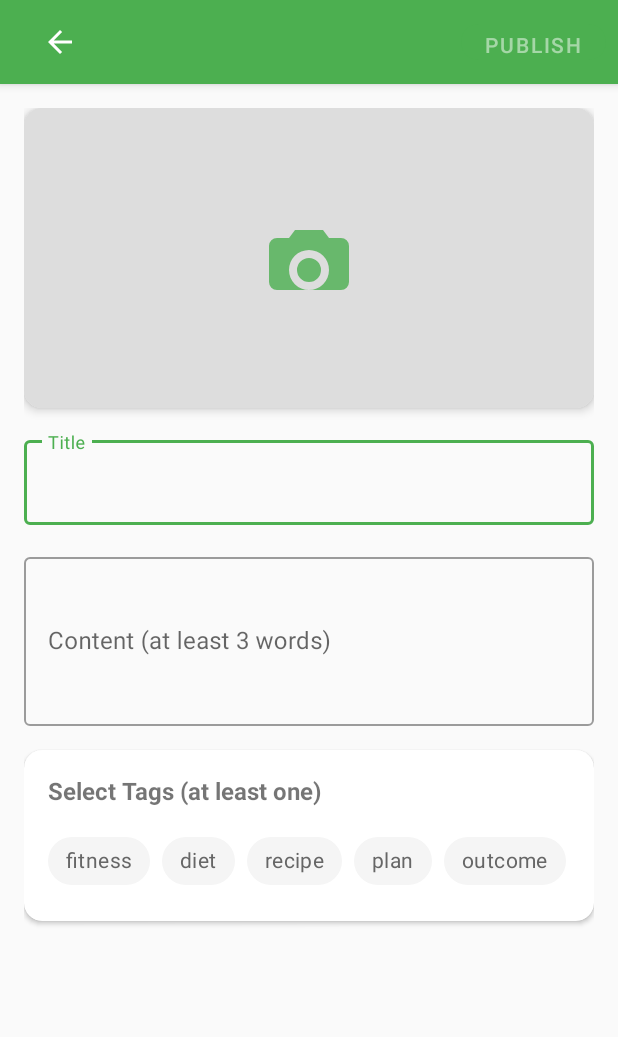
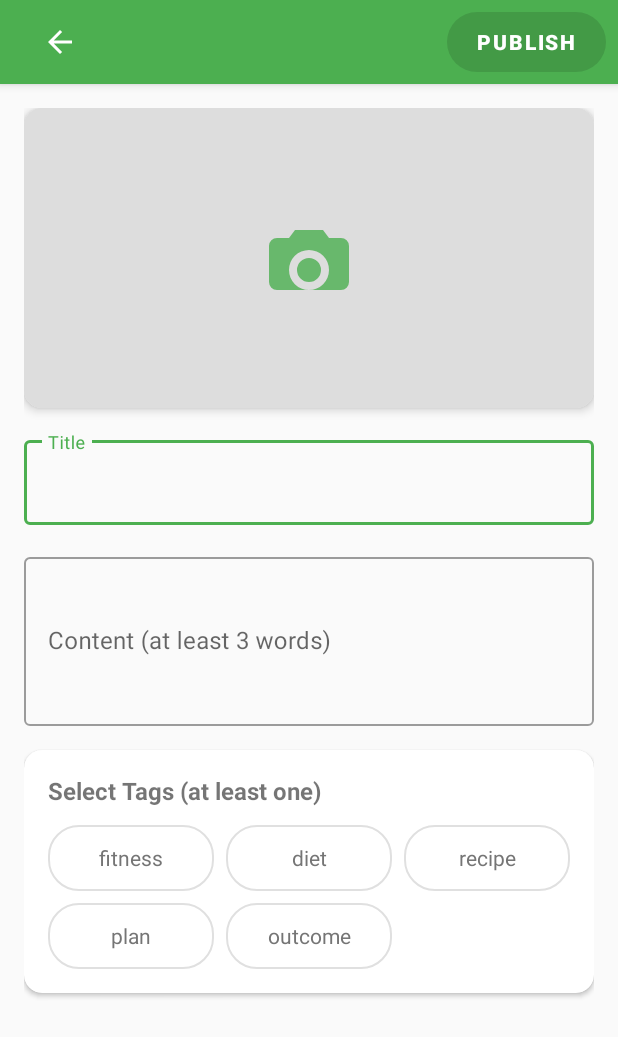
Before and after one commit to ghterlll/myRepo, an Android app: the fragment CreateFragment shown on its own in the app's theme, on a phone screen of 412 x 824 dp. Shown: the top 1037 px of the screen. Run offline under Robolectric (Android 15) with nearby library versions, the phone set to English and light mode, and no system bars; pictures from the network do not load; 1 statement that could not run was skipped.

Commit message:
Enhance create post page: modern tag UI, smart image handling, gradient publish button
Major UX improvements to the create post page following modern design patterns.

**1. Tag Selection (2-row layout: 3+2)**:
- Replaced ChipGroup with custom TextView-based tags
- First row: fitness, diet, recipe (3 tags)
- Second row: plan, outcome (2 tags)
- Modern selector design:
  - Selected: Green fill (#4CAF50) + white text
  - Unselected: White fill + gray border + gray text
  - Pressed: Light green background (#E8F5E9)
- 44dp height for better tap targets
- 20dp corner radius for modern look

**2. Title Input Enhancement**:
- Changed inputType from textMultiLine to textCapSentences
- Prevents manual line breaks (Enter key)
- Auto-expands up to 3 lines
- System handles wrapping automatically

**3. Modern Image Handling**:
- Removed 200x200 compression logic
- Now uses Glide's smart loading with centerCrop
- Saves original URI instead of compressed file
- Glide handles caching and memory management
- Better image quality in posts

**4. Publish Button Modernization**:
- Gradient background (enabled): #66BB6A → #4CAF50
- Solid gray background (disabled): #BDBDBD
- Removed alpha-based state (now handled by drawable)
- Bold text + 4dp elevation
- 40dp height (increased from 36dp)
- 20dp padding (increased from 16dp)

**New Files**:
- bg_tag_selector.xml: Tag background selector
- bg_publish_button.xml: Publish button state selector
- bg_publish_button_enabled.xml: Gradient background
- bg_publish_button_disabled.xml: Gray background
- tag_text_selector.xml: Tag text color selector

**Code Changes (CreateFragment.java)**:
- Replaced ChipGroup with 5 TextView fields
- Rewrote setupTags() with custom click listeners
- Simplified updateSelectedTags() to 5 lines
- Removed updateValidationDisplay() alpha manipulation
- Simplified handleSelectedImage() - no compression
- Removed saveCompressedImage() method
- Removed decodeSampledBitmapFromUri() method

**Result**:
- Cleaner, more modern UI
- Better performance (Glide caching)
- Simpler code (less custom image processing)
- Improved accessibility (larger tap targets)

🤖 Generated with [Claude Code](https://claude.com/claude-code)

Co-Authored-By: Claude <noreply@anthropic.com>

```diff
--- a/Aura/app/src/main/java/com/aura/starter/CreateFragment.java
+++ b/Aura/app/src/main/java/com/aura/starter/CreateFragment.java
@@ -56,7 +56,7 @@ public class CreateFragment extends Fragment {
     private CreatePostViewModel createVm;
     private EditText etTitle, etContent;
     private TextInputLayout tilTitle, tilContent;
-    private ChipGroup chipGroup;
+    private TextView tagFitness, tagDiet, tagRecipe, tagPlan, tagOutcome;
     private ImageView imgPreview, iconCamera;
     private Button btnPublish;
     private ImageButton btnDeleteImage, btnBack;
@@ -137,7 +137,14 @@ public class CreateFragment extends Fragment {
         etContent = v.findViewById(R.id.etContent);
         tilTitle = v.findViewById(R.id.tilTitle);
         tilContent = v.findViewById(R.id.tilContent);
-        chipGroup = v.findViewById(R.id.chipGroup);
+
+        // Tag TextViews
+        tagFitness = v.findViewById(R.id.tagFitness);
+        tagDiet = v.findViewById(R.id.tagDiet);
+        tagRecipe = v.findViewById(R.id.tagRecipe);
+        tagPlan = v.findViewById(R.id.tagPlan);
+        tagOutcome = v.findViewById(R.id.tagOutcome);
+
         imgPreview = v.findViewById(R.id.imgPreview);
         iconCamera = v.findViewById(R.id.iconCamera);
         btnPublish = v.findViewById(R.id.btnPublish);
@@ -210,26 +217,29 @@ public class CreateFragment extends Fragment {
     }
 
     private void setupTags() {
-        Log.d(TAG, "setupTags called, predefinedTags: " + predefinedTags);
-        for (String tag : predefinedTags) {
-            Chip chip = new Chip(requireContext());
-            chip.setText(tag);
-            chip.setCheckable(true);
-            chip.setChipBackgroundColorResource(R.color.chip_background_selector);
-            chip.setTextColor(getResources().getColorStateList(R.color.chip_text_selector));
-            chip.setOnCheckedChangeListener((buttonView, isChecked) -> {
-                Log.d(TAG, "Chip " + tag + " checked: " + isChecked + " (user interaction)");
-                if (isChecked) {
-                    createVm.addTag(tag);
-                } else {
-                    createVm.removeTag(tag);
-                }
-                // 状态已通过ViewModel观察者更新，无需手动更新
-                autoSaveDraft();
-            });
-            chipGroup.addView(chip);
-        }
-        Log.d(TAG, "setupTags completed, chipGroup child count: " + chipGroup.getChildCount());
+        Log.d(TAG, "setupTags called");
+
+        View.OnClickListener tagClickListener = v -> {
+            TextView tag = (TextView) v;
+            boolean isSelected = tag.isSelected();
+            tag.setSelected(!isSelected);
+
+            String tagText = tag.getText().toString();
+            if (!isSelected) {
+                createVm.addTag(tagText);
+            } else {
+                createVm.removeTag(tagText);
+            }
+            autoSaveDraft();
+        };
+
+        tagFitness.setOnClickListener(tagClickListener);
+        tagDiet.setOnClickListener(tagClickListener);
+        tagRecipe.setOnClickListener(tagClickListener);
+        tagPlan.setOnClickListener(tagClickListener);
+        tagOutcome.setOnClickListener(tagClickListener);
+
+        Log.d(TAG, "setupTags completed");
     }
 
     private void setupImagePicker() {
@@ -407,34 +417,25 @@ public class CreateFragment extends Fragment {
 
     private void handleSelectedImage(Uri uri) {
         try {
-            // Use safer image processing
-            Bitmap originalBitmap = decodeSampledBitmapFromUri(uri, 800, 800);
-            if (originalBitmap == null) {
-                Toast.makeText(requireContext(), "Cannot read image", Toast.LENGTH_SHORT).show();
-                return;
-            }
+            // Save URI as string path (let Glide handle the loading and caching)
+            selectedImagePath = uri.toString();
 
-            // Compress image to 200x200 square
-            Bitmap compressedBitmap = Bitmap.createScaledBitmap(originalBitmap, 200, 200, true);
-            if (originalBitmap != compressedBitmap) {
-                originalBitmap.recycle(); // Recycle to free memory
-            }
+            // Update ViewModel state
+            createVm.setSelectedImagePath(selectedImagePath);
 
-            // Save to temporary file
-            File tempFile = saveCompressedImage(compressedBitmap);
-            selectedImagePath = tempFile.getAbsolutePath();
-
-            // Update ViewModel state, UI will update automatically via observers
-            createVm.setSelectedImagePath(selectedImagePath);
+            // Load image with Glide (modern approach - no manual compression)
+            glideRequestManager
+                .load(uri)
+                .centerCrop()
+                .into(imgPreview);
 
             // Update image preview state
             updateImagePreviewState();
 
             autoSaveDraft();
-        } catch (OutOfMemoryError e) {
-            Toast.makeText(requireContext(), "Image is too large, please select a smaller one", Toast.LENGTH_SHORT).show();
         } catch (Exception e) {
             Toast.makeText(requireContext(), "Image processing failed", Toast.LENGTH_SHORT).show();
+            Log.e(TAG, "Error handling selected image", e);
         }
     }
 
@@ -523,7 +524,6 @@ public class CreateFragment extends Fragment {
     private void updateValidationDisplay() {
         boolean isValid = isFormValid();
         btnPublish.setEnabled(isValid);
-        btnPublish.setAlpha(isValid ? 1.0f : 0.5f);
     }
 
     private boolean isFormValid() {
@@ -599,29 +599,13 @@ public class CreateFragment extends Fragment {
     }
 
     private void updateSelectedTags() {
-        Log.d(TAG, "updateSelectedTags called, chipGroup child count: " + chipGroup.getChildCount() + ", selectedTags: " + selectedTags);
-        if (chipGroup.getChildCount() == 0) {
-            Log.w(TAG, "chipGroup has no children, cannot update chip states");
-            return;
-        }
+        Log.d(TAG, "updateSelectedTags called, selectedTags: " + selectedTags);
 
-        for (int i = 0; i < chipGroup.getChildCount(); i++) {
-            Chip chip = (Chip) chipGroup.getChildAt(i);
-            if (chip == null) {
-                Log.w(TAG, "Chip at index " + i + " is null");
-                continue;
-            }
-
-            String chipText = chip.getText().toString();
-            boolean shouldBeChecked = selectedTags.contains(chipText);
-            boolean currentlyChecked = chip.isChecked();
-            Log.d(TAG, "Chip " + i + " (" + chipText + ") should be checked: " + shouldBeChecked + ", currently checked: " + currentlyChecked);
-
-            if (shouldBeChecked != currentlyChecked) {
-                Log.d(TAG, "Setting chip " + chipText + " checked state to: " + shouldBeChecked);
-                chip.setChecked(shouldBeChecked);
-            }
-        }
+        tagFitness.setSelected(selectedTags.contains("fitness"));
+        tagDiet.setSelected(selectedTags.contains("diet"));
+        tagRecipe.setSelected(selectedTags.contains("recipe"));
+        tagPlan.setSelected(selectedTags.contains("plan"));
+        tagOutcome.setSelected(selectedTags.contains("outcome"));
     }
 
     private void publishPost(View v) {
--- /dev/null
+++ b/Aura/app/src/main/res/color/tag_text_selector.xml
@@ -0,0 +1,5 @@
+<?xml version="1.0" encoding="utf-8"?>
+<selector xmlns:android="http://schemas.android.com/apk/res/android">
+    <item android:state_selected="true" android:color="#FFFFFF"/>
+    <item android:color="#757575"/>
+</selector>
--- /dev/null
+++ b/Aura/app/src/main/res/drawable/bg_publish_button.xml
@@ -0,0 +1,5 @@
+<?xml version="1.0" encoding="utf-8"?>
+<selector xmlns:android="http://schemas.android.com/apk/res/android">
+    <item android:state_enabled="true" android:drawable="@drawable/bg_publish_button_enabled"/>
+    <item android:state_enabled="false" android:drawable="@drawable/bg_publish_button_disabled"/>
+</selector>
--- /dev/null
+++ b/Aura/app/src/main/res/drawable/bg_publish_button_disabled.xml
@@ -0,0 +1,6 @@
+<?xml version="1.0" encoding="utf-8"?>
+<shape xmlns:android="http://schemas.android.com/apk/res/android"
+    android:shape="rectangle">
+    <solid android:color="#BDBDBD"/>
+    <corners android:radius="20dp"/>
+</shape>
--- /dev/null
+++ b/Aura/app/src/main/res/drawable/bg_publish_button_enabled.xml
@@ -0,0 +1,10 @@
+<?xml version="1.0" encoding="utf-8"?>
+<shape xmlns:android="http://schemas.android.com/apk/res/android"
+    android:shape="rectangle">
+    <gradient
+        android:angle="135"
+        android:startColor="#66BB6A"
+        android:endColor="#4CAF50"
+        android:type="linear"/>
+    <corners android:radius="20dp"/>
+</shape>
--- /dev/null
+++ b/Aura/app/src/main/res/drawable/bg_tag_selector.xml
@@ -0,0 +1,27 @@
+<?xml version="1.0" encoding="utf-8"?>
+<selector xmlns:android="http://schemas.android.com/apk/res/android">
+    <!-- Selected state -->
+    <item android:state_selected="true">
+        <shape android:shape="rectangle">
+            <solid android:color="#4CAF50"/>
+            <corners android:radius="20dp"/>
+        </shape>
+    </item>
+
+    <!-- Pressed state -->
+    <item android:state_pressed="true">
+        <shape android:shape="rectangle">
+            <solid android:color="#E8F5E9"/>
+            <corners android:radius="20dp"/>
+        </shape>
+    </item>
+
+    <!-- Normal state -->
+    <item>
+        <shape android:shape="rectangle">
+            <solid android:color="#FFFFFF"/>
+            <stroke android:width="1.5dp" android:color="#E0E0E0"/>
+            <corners android:radius="20dp"/>
+        </shape>
+    </item>
+</selector>
--- a/Aura/app/src/main/res/layout/fragment_create.xml
+++ b/Aura/app/src/main/res/layout/fragment_create.xml
@@ -45,17 +45,18 @@
             <com.google.android.material.button.MaterialButton
                 android:id="@+id/btnPublish"
                 android:layout_width="wrap_content"
-                android:layout_height="36dp"
+                android:layout_height="40dp"
                 android:text="Publish"
                 android:textColor="@android:color/white"
                 android:textSize="14sp"
+                android:textStyle="bold"
                 android:enabled="false"
-                android:backgroundTint="@color/auragreen_primary"
-                app:cornerRadius="18dp"
+                android:background="@drawable/bg_publish_button"
+                android:elevation="4dp"
                 android:layout_gravity="end"
                 android:layout_marginEnd="8dp"
-                android:paddingStart="16dp"
-                android:paddingEnd="16dp" />
+                android:paddingStart="20dp"
+                android:paddingEnd="20dp" />
 
         </androidx.appcompat.widget.Toolbar>
 
@@ -139,8 +140,9 @@
                     android:id="@+id/etTitle"
                     android:layout_width="match_parent"
                     android:layout_height="wrap_content"
-                    android:inputType="textMultiLine"
-                    android:maxLines="2" />
+                    android:inputType="textCapSentences"
+                    android:maxLines="3"
+                    android:scrollHorizontally="false" />
 
             </com.google.android.material.textfield.TextInputLayout>
 
@@ -186,21 +188,99 @@
                         android:textStyle="bold"
                         android:layout_marginBottom="12dp" />
 
-                    <!-- Horizontal Scrollable ChipGroup -->
-                    <HorizontalScrollView
+                    <!-- First Row: 3 tags -->
+                    <LinearLayout
                         android:layout_width="match_parent"
                         android:layout_height="wrap_content"
-                        android:scrollbars="none">
+                        android:orientation="horizontal"
+                        android:layout_marginBottom="8dp"
+                        android:weightSum="3">
 
-                        <com.google.android.material.chip.ChipGroup
-                            android:id="@+id/chipGroup"
-                            android:layout_width="wrap_content"
-                            android:layout_height="wrap_content"
-                            app:selectionRequired="false"
-                            app:singleLine="true"
-                            app:singleSelection="false" />
+                        <TextView
+                            android:id="@+id/tagFitness"
+                            android:layout_width="0dp"
+                            android:layout_height="44dp"
+                            android:layout_weight="1"
+                            android:layout_marginEnd="8dp"
+                            android:text="fitness"
+                            android:gravity="center"
+                            android:textSize="14sp"
+                            android:textColor="@color/tag_text_selector"
+                            android:background="@drawable/bg_tag_selector"
+                            android:clickable="true"
+                            android:focusable="true" />
 
-                    </HorizontalScrollView>
+                        <TextView
+                            android:id="@+id/tagDiet"
+                            android:layout_width="0dp"
+                            android:layout_height="44dp"
+                            android:layout_weight="1"
+                            android:layout_marginEnd="8dp"
+                            android:text="diet"
+                            android:gravity="center"
+                            android:textSize="14sp"
+                            android:textColor="@color/tag_text_selector"
+                            android:background="@drawable/bg_tag_selector"
+                            android:clickable="true"
+                            android:focusable="true" />
+
+                        <TextView
+                            android:id="@+id/tagRecipe"
+                            android:layout_width="0dp"
+                            android:layout_height="44dp"
+                            android:layout_weight="1"
+                            android:text="recipe"
+                            android:gravity="center"
+                            android:textSize="14sp"
+                            android:textColor="@color/tag_text_selector"
+                            android:background="@drawable/bg_tag_selector"
+                            android:clickable="true"
+                            android:focusable="true" />
+
+                    </LinearLayout>
+
+                    <!-- Second Row: 2 tags -->
+                    <LinearLayout
+                        android:layout_width="match_parent"
+                        android:layout_height="wrap_content"
+                        android:orientation="horizontal"
+                        android:weightSum="3">
+
+                        <TextView
+                            android:id="@+id/tagPlan"
+                            android:layout_width="0dp"
+                            android:layout_height="44dp"
+                            android:layout_weight="1"
+                            android:layout_marginEnd="8dp"
+                            android:text="plan"
+                            android:gravity="center"
+                            android:textSize="14sp"
+                            android:textColor="@color/tag_text_selector"
+                            android:background="@drawable/bg_tag_selector"
+                            android:clickable="true"
+                            android:focusable="true" />
+
+                        <TextView
+                            android:id="@+id/tagOutcome"
+                            android:layout_width="0dp"
+                            android:layout_height="44dp"
+                            android:layout_weight="1"
+                            android:layout_marginEnd="8dp"
+                            android:text="outcome"
+                            android:gravity="center"
+                            android:textSize="14sp"
+                            android:textColor="@color/tag_text_selector"
+                            android:background="@drawable/bg_tag_selector"
+                            android:clickable="true"
+                            android:focusable="true" />
+
+                        <!-- Empty space to maintain layout -->
+                        <View
+                            android:layout_width="0dp"
+                            android:layout_height="44dp"
+                            android:layout_weight="1" />
+
+                    </LinearLayout>
 
                     <LinearLayout
                         android:id="@+id/layoutTags"
```
